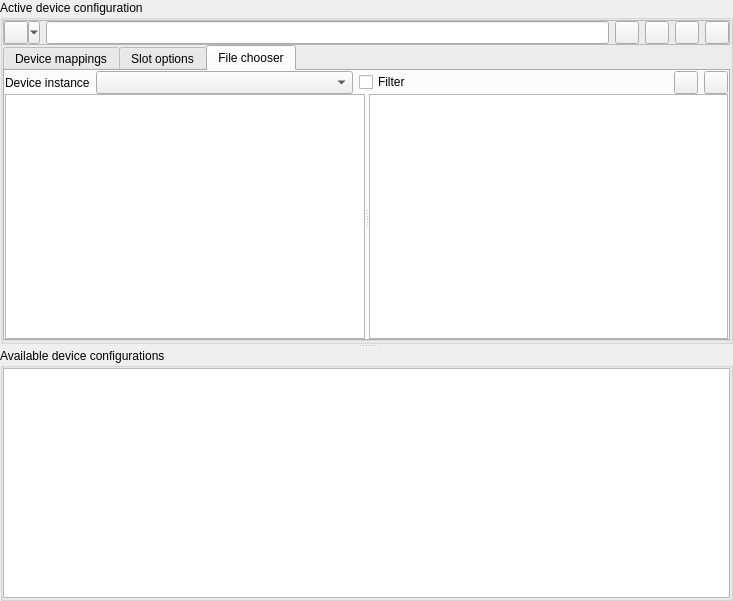
Qt form messdevcfg.ui (qmc2/qmc2-mame-fe) before a commit.
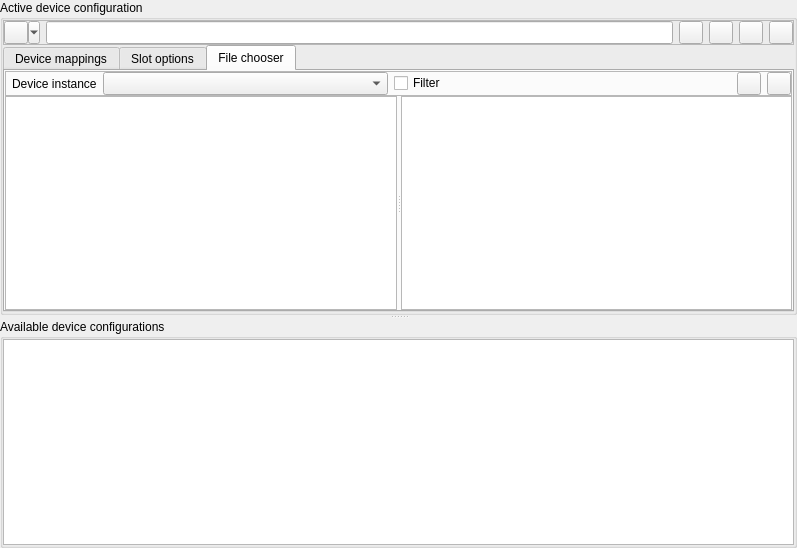
The same form after that commit. The open tabs and pages were chosen to show the change. Icons and pictures are not drawn.

Commit message: imp: minor layout improvements

The edit to the form file:
```diff
--- a/messdevcfg.ui
+++ b/messdevcfg.ui
@@ -7,8 +7,8 @@
    <rect>
     <x>0</x>
     <y>0</y>
-    <width>733</width>
-    <height>601</height>
+    <width>797</width>
+    <height>548</height>
    </rect>
   </property>
   <property name="windowTitle">
@@ -329,15 +329,37 @@
           <attribute name="title">
            <string>File chooser</string>
           </attribute>
-          <layout class="QVBoxLayout" name="verticalLayoutFileChooser" stretch="0,1">
-           <property name="spacing">
-            <number>0</number>
-           </property>
+          <layout class="QGridLayout" name="gridLayoutFileChooser">
            <property name="margin">
             <number>0</number>
            </property>
-           <item>
-            <layout class="QHBoxLayout" name="horizontalLayoutFileChooser">
+           <property name="spacing">
+            <number>0</number>
+           </property>
+           <item row="0" column="0">
+            <widget class="QFrame" name="frameFileChooser">
+             <property name="sizePolicy">
+              <sizepolicy hsizetype="Preferred" vsizetype="Maximum">
+               <horstretch>0</horstretch>
+               <verstretch>0</verstretch>
+              </sizepolicy>
+             </property>
+             <property name="frameShape">
+              <enum>QFrame::StyledPanel</enum>
+             </property>
+             <property name="frameShadow">
+              <enum>QFrame::Raised</enum>
+             </property>
+             <layout class="QHBoxLayout" name="horizontalLayoutFrameFileChooser">
+              <property name="topMargin">
+               <number>0</number>
+              </property>
+              <property name="rightMargin">
+               <number>0</number>
+              </property>
+              <property name="bottomMargin">
+               <number>0</number>
+              </property>
              <item>
               <widget class="QLabel" name="labelDeviceInstanceChooser">
                <property name="text">
@@ -428,8 +450,9 @@
               </widget>
              </item>
             </layout>
+            </widget>
            </item>
-           <item>
+           <item row="1" column="0">
             <widget class="QSplitter" name="splitterFileChooser">
              <property name="orientation">
               <enum>Qt::Horizontal</enum>
```
Lines whose indentation alone changed are shown as unchanged.
